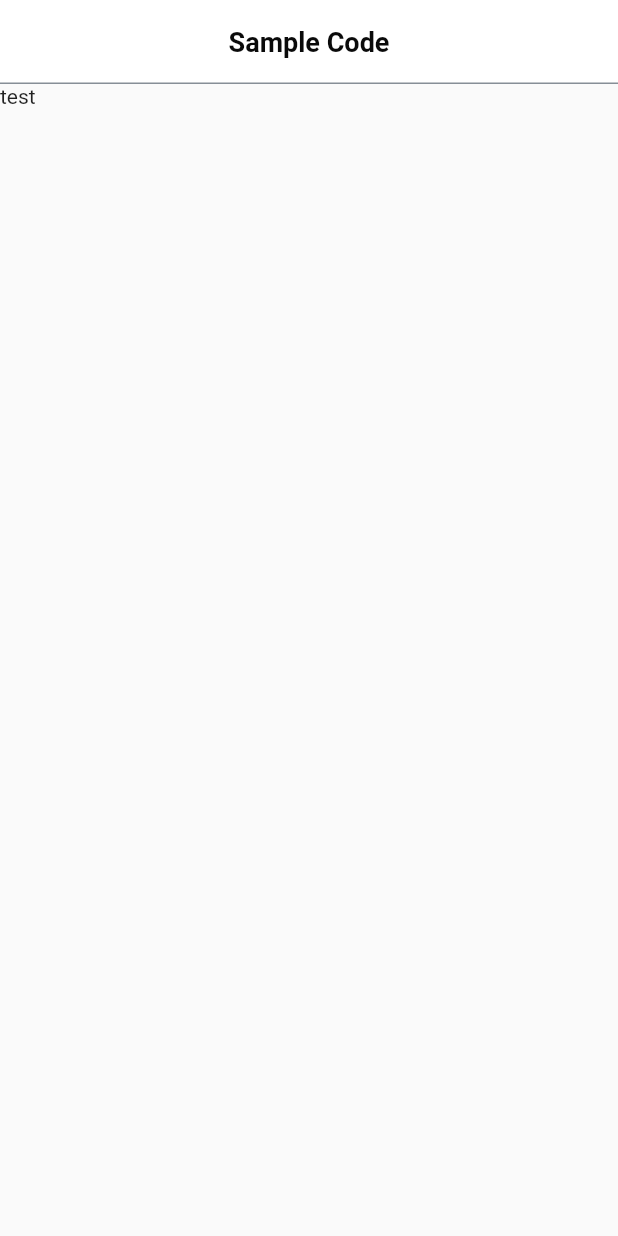
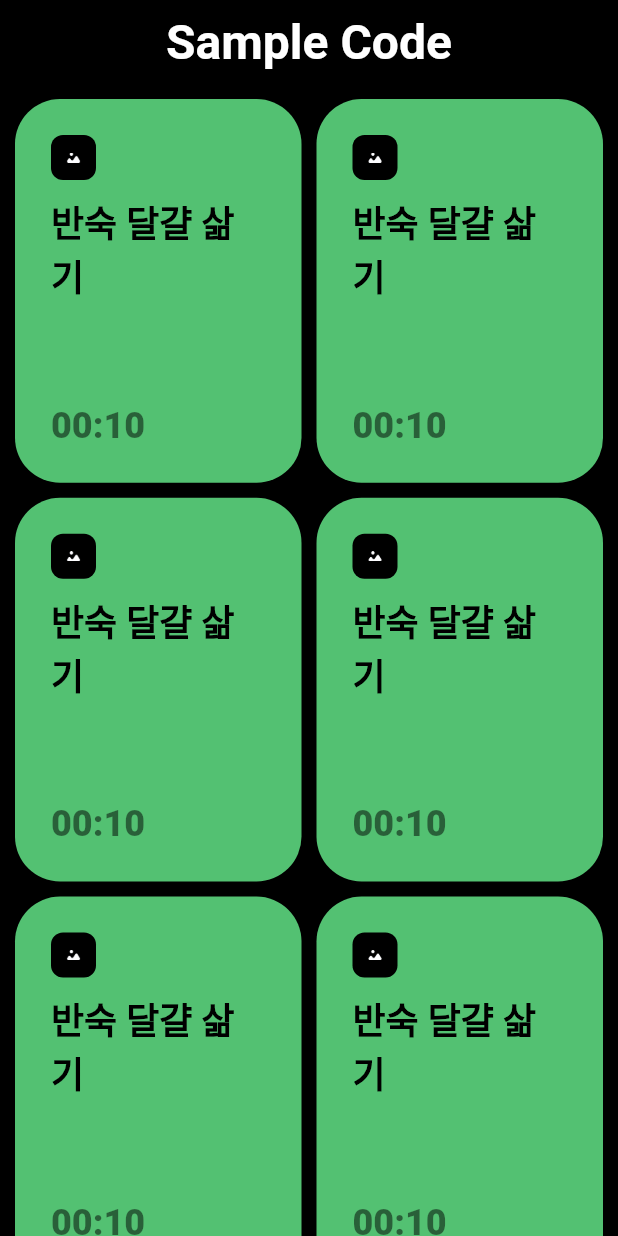
Before and after one commit to ipagong/chef-timer-flutter, a Flutter app: the screen it shows after launch, on a phone screen of 412 x 824 dp. Run offline on Flutter 3.47's test engine with Material 2 defaults, Android fonts, the light colour scheme and no system bars; our stand-ins replace flutter_native_splash, flutter_riverpod, freezed_annotation, shared_preferences.

Commit message:
setup layout and dummy model - add main grid view - add freezed models

```diff
--- a/analysis_options.yaml
+++ b/analysis_options.yaml
@@ -27,3 +27,10 @@ linter:
 
 # Additional information about this file can be found at
 # https://dart.dev/guides/language/analysis-options
+
+analyzer:
+  exclude:
+    - "**/*.g.dart"
+    - "**/*.freezed.dart"
+  errors:
+    invalid_annotation_target: ignore
--- a/lib/constants/color_set.dart
+++ b/lib/constants/color_set.dart
@@ -1,16 +1,8 @@
 import 'package:flutter/material.dart';
 
 class ColorSet {
-  static const Color white01 = Color(0xffffffff);
-  static const Color white02 = Color(0xfff7f8fa);
-  static const Color white03 = Color(0xffececec);
-  static const Color white04 = Color(0xfff2f2f2);
-  static const Color white05 = Color(0xfff1f3f5);
-  static const Color white06 = Color(0xffeff0f4);
-  static const Color white07 = Color(0xfffbfdff);
-
-  static const Color black00 = Color(0xff212529);
-  static const Color black01 = Color(0xff0a0a0a);
-  static const Color black02 = Color(0xff343537);
-  static const Color black03 = Color(0xff868e96);
+  static const Color primary100 = Color.fromRGBO(83, 193, 114, 1);
+  static const Color neutral0 = Color.fromRGBO(0, 0, 0, 1);
+  static const Color neutral00 = Color.fromRGBO(255, 255, 255, 1);
+  static const Color opacity3 = Color.fromRGBO(0, 0, 0, 0.5);
 }
--- a/lib/constants/string_set.dart
+++ b/lib/constants/string_set.dart
@@ -2,5 +2,7 @@ class StringSet {
   static const cancel = '취소';
   static const confirm = '확인';
 
+  static const mainTitle = "요리는 타이밍";
+
   static const splashTitle = "YOTA";
 }
--- /dev/null
+++ b/lib/data/model/timer_item.dart
@@ -0,0 +1,18 @@
+import 'package:freezed_annotation/freezed_annotation.dart';
+
+part 'timer_item.freezed.dart';
+part 'timer_item.g.dart';
+
+@freezed
+class TimerItem with _$TimerItem {
+  factory TimerItem({
+    required int id,
+    required String image,
+    required String title,
+    required String subtitle,
+    required int value,
+  }) = _TimerItem;
+
+  factory TimerItem.fromJson(Map<String, dynamic> json) =>
+      _$TimerItemFromJson(json);
+}
--- a/lib/main.dart
+++ b/lib/main.dart
@@ -4,6 +4,8 @@ import 'package:chef_timer/utils/global_theme.dart';
 import 'package:flutter/material.dart';
 import 'package:flutter_native_splash/flutter_native_splash.dart';
 import 'package:flutter_riverpod/flutter_riverpod.dart';
+
+import 'constants/color_set.dart';
 
 void main() {
   WidgetsBinding widgetsBinding = WidgetsFlutterBinding.ensureInitialized();
@@ -27,6 +29,7 @@ class MainApp extends StatelessWidget {
   Widget build(BuildContext context) {
     return MaterialApp(
       theme: ThemeData(
+        colorScheme: const ColorScheme.dark(background: ColorSet.neutral0),
         appBarTheme: GlobalTheme.appBarTheme(),
       ),
       home: const SplashScreen(),
--- a/lib/screens/main/main_screen.dart
+++ b/lib/screens/main/main_screen.dart
@@ -1,4 +1,7 @@
+import 'package:chef_timer/constants/color_set.dart';
+import 'package:chef_timer/data/model/timer_item.dart';
 import 'package:chef_timer/screens/base/base_screen_state.dart';
+import 'package:chef_timer/utils/duration.dart';
 import 'package:flutter/material.dart';
 import 'package:flutter_riverpod/flutter_riverpod.dart';
 
@@ -24,14 +27,32 @@ class _MainScreenState extends BaseScreenState<MainScreen>
   @override
   Widget build(BuildContext context) {
     return Scaffold(
-      key: _scaffoldKey,
-      appBar: AppBar(
-        title: const Text('Sample Code'),
-      ),
-      body: Stack(
-        children: const [Text('test')],
-      ),
-    );
+        key: _scaffoldKey,
+        appBar: AppBar(
+          backgroundColor: ColorSet.neutral0,
+          title: const Text('Sample Code'),
+        ),
+        body: Container(
+          color: ColorSet.neutral0,
+          child: GridView.builder(
+            padding: const EdgeInsets.all(10),
+            itemCount: 30,
+            gridDelegate: const SliverGridDelegateWithFixedCrossAxisCount(
+                crossAxisCount: 2,
+                mainAxisSpacing: 10,
+                childAspectRatio: 165 / 221,
+                crossAxisSpacing: 10),
+            itemBuilder: (BuildContext ctx, int index) {
+              // TODO: setup local data.
+              return TimerListItem(TimerItem(
+                  id: index,
+                  title: "반숙 달걀 삶기",
+                  subtitle: "반숙 달걀 삶기",
+                  image: "assets/images/timer_placeholder.png",
+                  value: 10));
+            },
+          ),
+        ));
   }
 
   @override
@@ -46,3 +67,48 @@ class _MainScreenState extends BaseScreenState<MainScreen>
     debugPrint("disposed.");
   }
 }
+
+class TimerListItem extends StatelessWidget {
+  final TimerItem item;
+
+  const TimerListItem(this.item, {Key? key}) : super(key: key);
+
+  @override
+  Widget build(BuildContext context) {
+    return Container(
+        decoration: BoxDecoration(
+            color: ColorSet.primary100,
+            borderRadius: BorderRadius.circular(30)),
+        child: Padding(
+          padding: const EdgeInsets.all(24),
+          child:
+              Column(crossAxisAlignment: CrossAxisAlignment.start, children: [
+            Container(
+              width: 30,
+              height: 30,
+              padding: const EdgeInsets.all(10),
+              decoration: BoxDecoration(
+                  color: ColorSet.neutral0,
+                  borderRadius: BorderRadius.circular(8)),
+              child: Image.asset(item.image, fit: BoxFit.scaleDown),
+            ),
+            const SizedBox(height: 10),
+            Text(
+              item.title,
+              style: const TextStyle(
+                  fontSize: 24,
+                  color: ColorSet.neutral0,
+                  fontWeight: FontWeight.w800),
+            ),
+            const Spacer(),
+            Text(
+              Duration(seconds: item.value).toTimer(),
+              style: const TextStyle(
+                  fontSize: 24,
+                  color: ColorSet.opacity3,
+                  fontWeight: FontWeight.w800),
+            ),
+          ]),
+        ));
+  }
+}
--- a/lib/screens/splash/splash_screen.dart
+++ b/lib/screens/splash/splash_screen.dart
@@ -22,17 +22,17 @@ class _SplashScreenState extends ConsumerState<SplashScreen> {
 
   @override
   Widget build(BuildContext context) {
-    Future.delayed(const Duration(seconds: 5)).then((val) {
+    Future.delayed(const Duration(seconds: 2)).then((val) {
       Navigator.of(context)
           .pushReplacement(FadeTransitionRoute(const MainScreen()));
     });
 
     return Container(
-      color: ColorSet.black00,
+      color: ColorSet.neutral0,
       child: const Center(
         child: Text(
           StringSet.splashTitle,
-          style: TextStyle(color: ColorSet.white01),
+          style: TextStyle(color: ColorSet.neutral00),
         ),
       ),
     );
--- /dev/null
+++ b/lib/utils/duration.dart
@@ -0,0 +1,7 @@
+extension FormatDuration on Duration {
+  String toTimer() {
+    String minutes = inMinutes.remainder(60).toString().padLeft(2, '0');
+    String seconds = inSeconds.remainder(60).toString().padLeft(2, '0');
+    return "$minutes:$seconds";
+  }
+}
--- a/lib/utils/global_theme.dart
+++ b/lib/utils/global_theme.dart
@@ -4,14 +4,11 @@ import 'package:flutter/material.dart';
 class GlobalTheme {
   static appBarTheme() {
     return const AppBarTheme(
-        centerTitle: true,
-        color: Colors.white,
-        titleTextStyle: TextStyle(
-            color: ColorSet.black01, fontSize: 18, fontWeight: FontWeight.bold),
-        iconTheme: IconThemeData(
-          color: Colors.black,
-        ),
-        elevation: 0,
-        shape: Border(bottom: BorderSide(color: ColorSet.black03, width: 1)));
+      centerTitle: true,
+      color: ColorSet.neutral0,
+      titleTextStyle: TextStyle(
+          color: ColorSet.neutral00, fontSize: 32, fontWeight: FontWeight.bold),
+      elevation: 0,
+    );
   }
 }
--- a/lib/utils/transition/fade_transition_route.dart
+++ b/lib/utils/transition/fade_transition_route.dart
@@ -4,7 +4,7 @@ import 'package:flutter/material.dart';
 class FadeTransitionRoute<T> extends PageRoute<T> {
   FadeTransitionRoute(this.child);
   @override
-  Color get barrierColor => ColorSet.black00;
+  Color get barrierColor => ColorSet.neutral0;
 
   @override
   String get barrierLabel => '';
@@ -24,5 +24,5 @@ class FadeTransitionRoute<T> extends PageRoute<T> {
   bool get maintainState => true;
 
   @override
-  Duration get transitionDuration => const Duration(milliseconds: 500);
+  Duration get transitionDuration => const Duration(milliseconds: 300);
 }
```
Also changed, not shown: pubspec.yaml (+12 -1 lines), assets/images/timer_placeholder.png (added), lib/data/model/timer_item.freezed.dart (added), lib/data/model/timer_item.g.dart (added), pubspec.lock, 1 other file.
